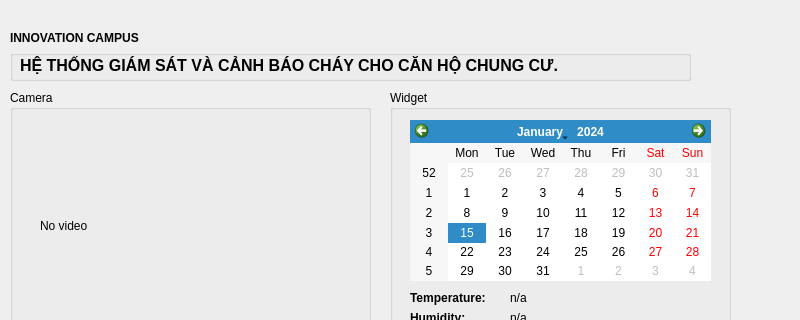
ngxx-fus/SIC-IoT-CapStoneProject, file form.ui: the form before one commit; both pictures show x 0 to 800 and y 0 to 320 of the 800 by 600 pixel window.
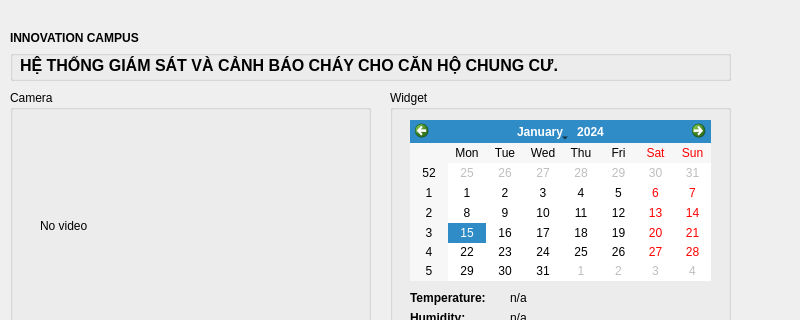
The form after the commit. Icons and pictures are not drawn.

```diff
--- a/form.ui
+++ b/form.ui
@@ -52,7 +52,7 @@
     <rect>
      <x>10</x>
      <y>50</y>
-     <width>681</width>
+     <width>721</width>
      <height>31</height>
     </rect>
    </property>
```
Left out of the diff: 18 changed lines with no effect on the pictures.
